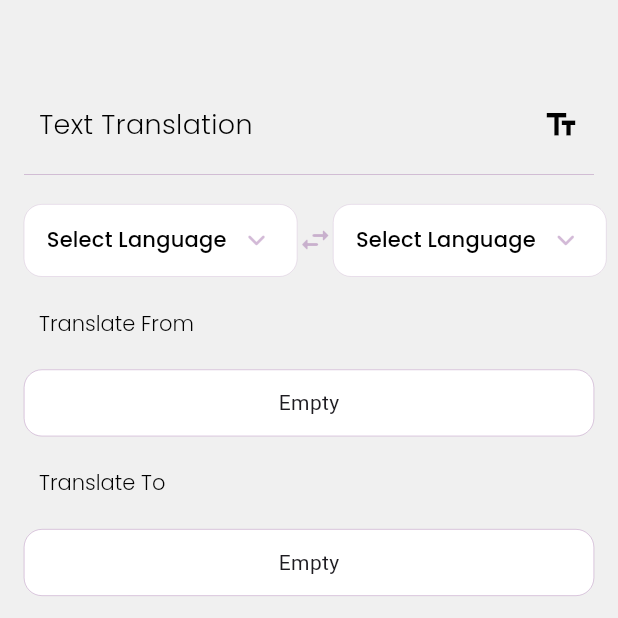
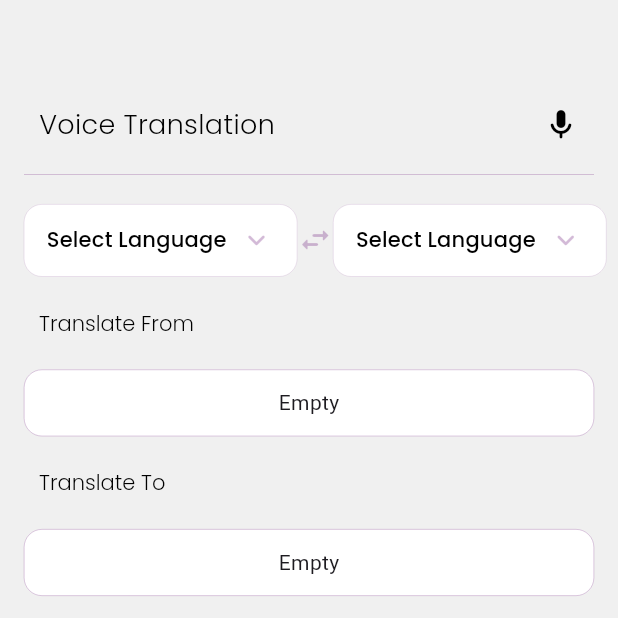
Before and after one commit to kwakyebrilliant/talkglobal, a Flutter app: the screen it shows after launch, after a tap on the "arrow forward" icon, after a tap on the "mic none" icon, on a phone screen of 412 x 824 dp, the top half of it. Run offline on Flutter 3.47's test engine with Material 3 defaults, Android fonts, the phone set to English and light mode, and no system bars; our stand-ins replace google_fonts.

Commit message:
prompt updates

```diff
--- a/lib/screens/prompt_screen.dart
+++ b/lib/screens/prompt_screen.dart
@@ -66,7 +66,16 @@ class _PromptScreenState extends State<PromptScreen> {
               child: Row(
                 mainAxisAlignment: MainAxisAlignment.spaceBetween,
                 children: [
-                  Text(
+                  _showColumn
+                      ? Text(
+                          "Voice Translation",
+                          style: GoogleFonts.poppins(
+                            fontSize: 18.0,
+                            fontWeight: FontWeight.w300,
+                            color: const Color(0xFF000000),
+                          ),
+                        )
+                      : Text(
                           "Text Translation",
                           style: GoogleFonts.poppins(
                             fontSize: 18.0,
@@ -74,7 +83,13 @@ class _PromptScreenState extends State<PromptScreen> {
                             color: const Color(0xFF000000),
                           ),
                         ),
-                  const Icon(
+                  _showColumn
+                      ? const Icon(
+                          Icons.mic_rounded,
+                          color: Color(0xFF000000),
+                          size: 24.0,
+                        )
+                      : const Icon(
                           Icons.text_fields,
                           color: Color(0xFF000000),
                           size: 24.0,
```
Lines whose indentation alone changed are shown as unchanged.
